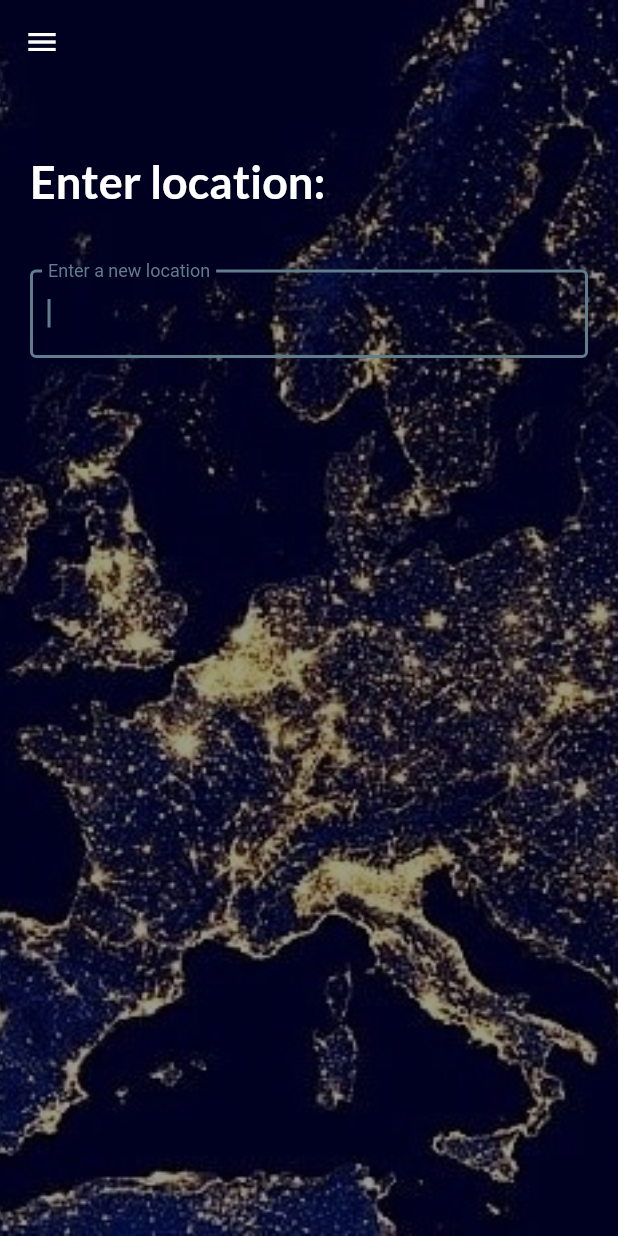
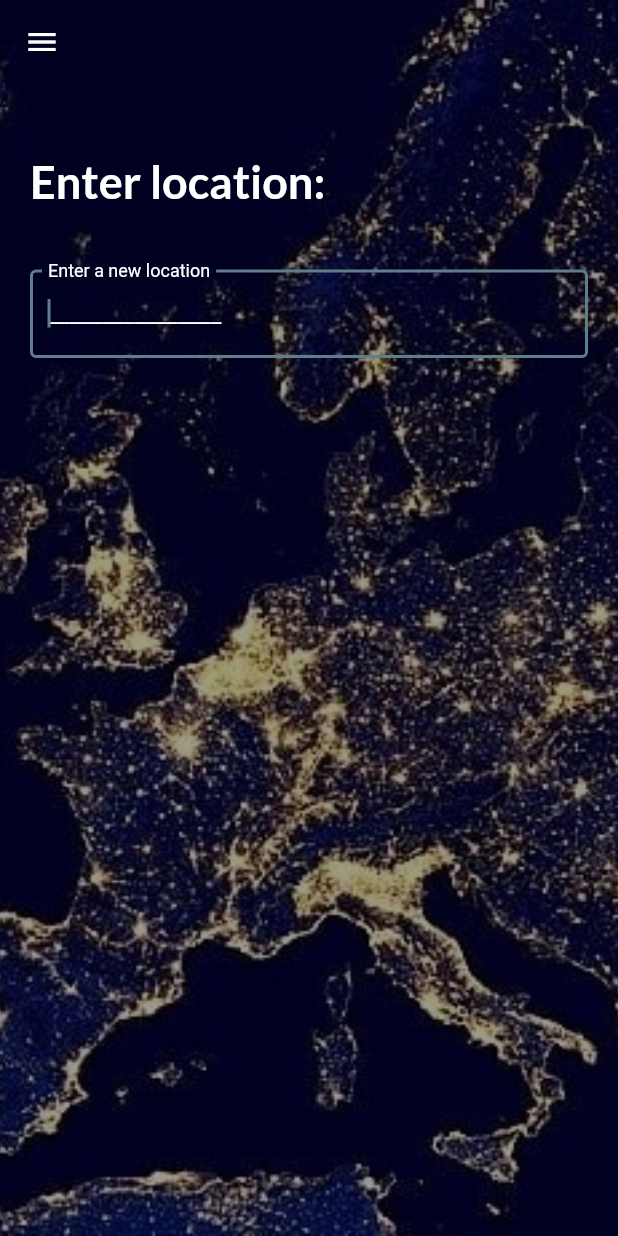
Before and after one commit to lucijamilicic/nebula, a Flutter app: the ChangeLocation screen opened directly, on a phone screen of 412 x 824 dp. Run offline on Flutter 3.47's test engine with Material 2 defaults, Android fonts, the phone set to English and light mode, and no system bars; our stand-ins replace google_fonts, shared_preferences; accounts and stored records are empty; network calls fail; statements that could not run were skipped.

Commit message:
location 3.0

```diff
--- a/flutter_app/lib/screens/changeLocation.dart
+++ b/flutter_app/lib/screens/changeLocation.dart
@@ -4,23 +4,65 @@ import 'package:http/http.dart' as http;
 import 'package:google_fonts/google_fonts.dart';
 import 'dart:convert';
 import 'package:intl/intl.dart';
+import 'aqiScreen.dart';
+import './mainDrawer.dart';
+import 'package:flutter_app/airQualityModel.dart';
+import 'package:flutter_app/loadingData.dart';
+import 'package:flutter_app/screens/resizingScreens.dart';
+
 
 import 'package:flutter_app/loadingData.dart';
 import './mainDrawer.dart';
 import 'package:flutter_app/weatherModel.dart';
 import 'resizingScreens.dart';
 
+class ChangeLocation extends StatefulWidget {
+  const ChangeLocation({Key? key}) : super(key: key);
 
-class ChangeLocation extends StatelessWidget {
+  @override
+  ChangeLocationn createState() => ChangeLocationn();
+}
+
+/// This is the private State class that goes with MyStatefulWidget.
+class ChangeLocationn extends State<ChangeLocation> {
+
+  static AirPollution? _airPollution;
 
   static Future<void> displayText() async {
-    print('zaaaaastava');
+    var url =
+    Uri.https('api.openweathermap.org', '/data/2.5/air_pollution', {'lat': '${UserData.lat}', 'lon': '${UserData.lon}', 'appid': UserData.appid});
+
+    // Await the http get response, then decode the json-formatted response.
+    var response = await http.get(url);
+    if (response.statusCode == 200) {
+      AirPollution pollution = AirPollution.fromJson(jsonDecode(response.body));
+      // print(pollution);
+      _airPollution = pollution;
+    } else {
+      print('Request failed with status: ${response.statusCode}.');
     }
+  }
+
+  late TextEditingController _controller;
+
+  @override
+  void initState() {
+    super.initState();
+    _controller = TextEditingController();
+  }
+
+  @override
+  void dispose() {
+    _controller.dispose();
+    super.dispose();
+  }
+
 
   @override
   Widget build(BuildContext context) {
     // configure aspect ratio depending on screen size
     SizeConfig.init(context);
+
 
     return Scaffold(
       extendBodyBehindAppBar: true,
@@ -64,11 +106,46 @@ class ChangeLocation extends StatelessWidget {
                         ),
                         SizedBox(height: SizeConfig.blockSizeVertical! * 5),
                         TextField(
+                          style:TextStyle(
+                            color:Colors.white
+                          ),
                           obscureText: true,
                           autofocus: true,
+                          controller: _controller,
+                          onSubmitted: (String value) async {
+                            await showDialog<void>(
+                              context: context,
+                              builder: (BuildContext context) {
+                                return AlertDialog(
+                                  title: const Text('Thanks!'),
+                                  content: Text(_controller.text),
+                                    /*
+                                      'You typed "$value", which has length ${value
+                                          .characters.length}.'),*/
+                                  actions: <Widget>[
+                                    TextButton(
+                                      onPressed: () {
+                                        Navigator.pop(context);
+                                        UserData.city = _controller.text;
+                                      },
+                                      child: const Text('OK'),
+                                    ),
+                                  ],
+                                );
+                              },
+                            );
+                          },
                           decoration: InputDecoration(
                             border: OutlineInputBorder(),
                             labelText: 'Enter a new location',
+                            labelStyle:TextStyle(
+                              decorationColor: Colors.white,
+                              color: Colors.white
+                            ),
+                            hintText: '________________',
+                            hintStyle: TextStyle(
+                              color:Colors.white
+                            ),
                           ),
                         )
                       ]
@@ -82,41 +159,4 @@ class ChangeLocation extends StatelessWidget {
       ),
     );
   }
-
-/*
-  @override
-  Widget build(BuildContext context) {
-    return MaterialApp(
-      home: Scaffold(
-          appBar: AppBar(
-            title: Text('Change Location'),
-          ),
-          body: Center(child: Column(children: <Widget>[
-          Container(
-          margin: EdgeInsets.all(25),
-              child:TextButton(
-                style: TextButton.styleFrom(
-                  primary: Colors.blue,
-                ),
-                onPressed: () { },
-                child: Text('TextButton'),
-              )
-
-          ),
-          Container(
-          margin: EdgeInsets.all(25),
-          child:TextButton(
-            style: TextButton.styleFrom(
-              primary: Colors.blue,
-            ),
-            onPressed: () { },
-            child: Text('Ranicu se'),
-          )
-          ),
-          ]
-          ))
-      ),
-    );
 }
-  */
-}
--- a/flutter_app/lib/screens/mainDrawer.dart
+++ b/flutter_app/lib/screens/mainDrawer.dart
@@ -80,7 +80,7 @@ class MainDrawer extends StatelessWidget {
               ),
             ),
             onTap: () {
-                ChangeLocation.displayText();
+                ChangeLocationn.displayText();
                 Navigator.push(context, MaterialPageRoute(
                 builder: (context) => ChangeLocation()
                 ));
```
Lines whose indentation alone changed are shown as unchanged.
